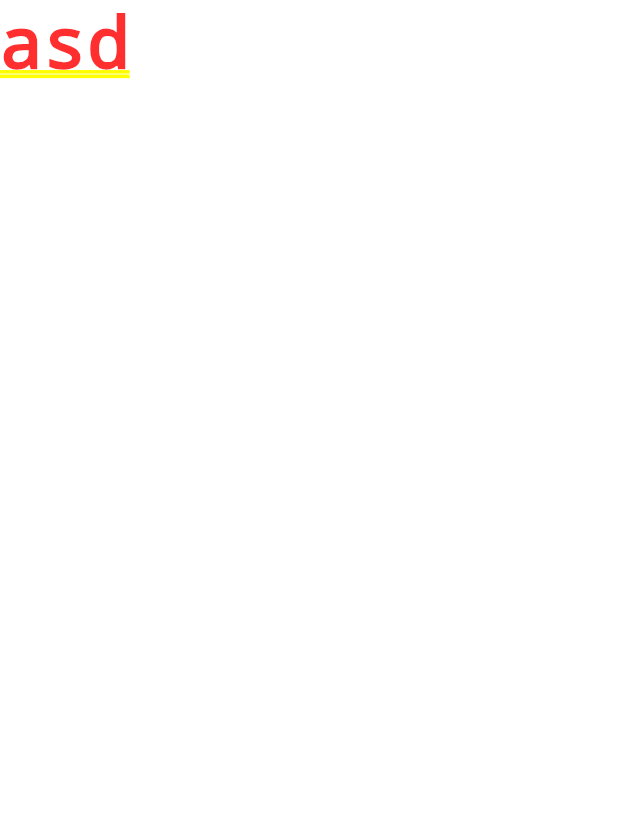
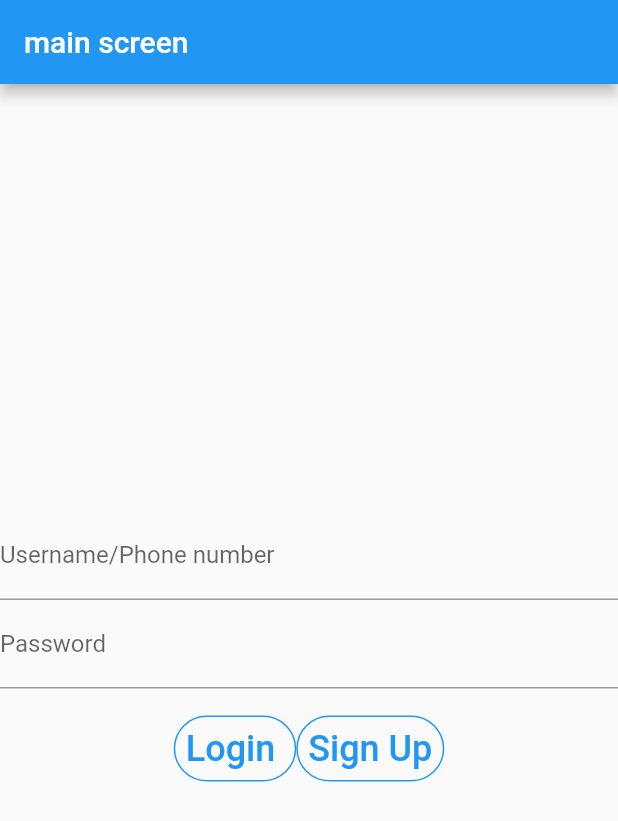
Before and after one commit to Samithuiit/APP-SDGP, a Flutter app: the screen it shows after launch, on a phone screen of 412 x 824 dp. Shown: the top 821 px of the screen. Run offline on Flutter 3.47's test engine with Material 2 defaults, Android fonts, the phone set to English and light mode, and no system bars; missing offline and left inert: dart:js.

Commit message:
login screen done
login screen and testing signup + after login screen done

```diff
--- /dev/null
+++ b/sdgpapp/lib/loggedroute.dart
@@ -0,0 +1,15 @@
+import 'dart:js';
+
+import 'package:flutter/material.dart';
+
+
+class loggedroute extends StatelessWidget {
+  @override
+  Widget build(BuildContext context) {
+
+    // TODO: implement build
+    return MaterialApp(
+
+    );
+  }
+}
--- a/sdgpapp/lib/main.dart
+++ b/sdgpapp/lib/main.dart
@@ -1,14 +1,139 @@
+import 'dart:js';
+
 import 'package:flutter/material.dart';
+import 'package:sdgpapp/signroute.dart';
 
-main(){
- runApp(MyApp());
+// main method
+void main() {runApp(const MaterialApp(home: MyApp() ,));}
+
+
+
+// login screen
+class MyApp extends StatelessWidget {
+  const MyApp();
+  @override
+  Widget build(BuildContext context)=>Scaffold(
+
+    // TODO: implement build
+    // return MaterialApp(
+
+    //   home: Scaffold(
+    appBar: AppBar(
+          title:Text("main screen ")
+          ),
+
+        body: Center(
+
+         child:Column(
+
+// centering the input fields
+// alliging the child
+          mainAxisAlignment: MainAxisAlignment.center,
+  crossAxisAlignment: CrossAxisAlignment.center,
+          children: [
+// username
+            Container(
+          alignment: Alignment.center,
+          child: const TextField(
+            decoration: InputDecoration(
+              labelText: "Username/Phone number"
+            ),
+          ),
+          ),
+
+// Password
+            Container(
+          alignment: Alignment.center,
+          child: const TextField(
+            decoration: InputDecoration(
+              labelText: "Password"
+            ),
+          ),
+          ),
+// button
+          Container(
+
+            padding: EdgeInsets.all(16.0),
+
+            child:Row(
+                        mainAxisAlignment: MainAxisAlignment.center,
+  crossAxisAlignment: CrossAxisAlignment.center,
+              children: [
+
+// login button
+                TextButton(
+
+              onPressed: () {
+                Navigator.push(
+    context,
+    MaterialPageRoute(builder: (context) =>    SignRoutee()),
+  );},
+              style: TextButton.styleFrom(
+
+                primary: Colors.blue, // Text Color
+            shape: RoundedRectangleBorder(side: BorderSide(
+            color: Colors.blue,
+            width: 1,
+            style: BorderStyle.solid
+
+
+          ), borderRadius: BorderRadius.circular(50)),
+
+              ),
+              child: const Text(
+                'Login ',
+                style: TextStyle(fontSize: 24),
+              ),
+
+            ),
+
+// ssignup button
+
+   TextButton(
+              onPressed: () {signpress(context);},
+              style: TextButton.styleFrom(
+
+                primary: Colors.blue, // Text Color
+             shape: RoundedRectangleBorder(side: BorderSide(
+            color: Colors.blue,
+            width: 1,
+            style: BorderStyle.solid
+
+          ), borderRadius: BorderRadius.circular(50)),
+              ),
+              child: const Text(
+                'Sign Up',
+                style: TextStyle(fontSize: 24),
+              ),
+            )
+
+
+              ],
+              ),
+
+
+                      )
+                    ],
+        ),
+      ),
+    // )
+  );
+    // );
+  }
+
+// for logging press
+void logpress(){
+
+
+
 }
-class MyApp extends StatelessWidget {
-  @override
-  Widget build(BuildContext context) {
-    // TODO: implement build
-    return MaterialApp(
-      home: Text("asd"),
-    );
-  }
+
+// for sign press
+void signpress(context){
+
+        Navigator.push(
+    context,
+    MaterialPageRoute(builder: (context) =>    SignRoutee()),
+  );
+
 }
```
Also changed, not shown: sdgpapp/lib/signroute.dart (added, +131 -0 lines), 2 other files.
